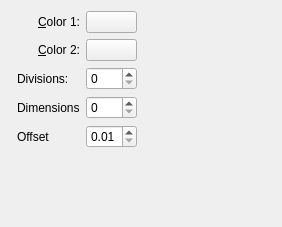
This is plugins/generators/multigridpattern/wdgmultigridpatternoptions.ui in KDE/krita as Qt 5 draws it before an edit. The edited form follows.
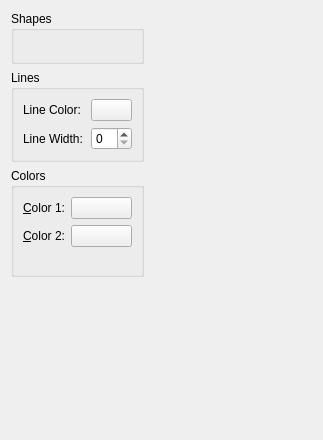
This is the edited form. Custom widgets are drawn as their Qt base class.

Commit message:
Add line width, do some cleanup, making everything configurable.
The color options still need work...

Diff of the .ui file:
```diff
--- a/plugins/generators/multigridpattern/wdgmultigridpatternoptions.ui
+++ b/plugins/generators/multigridpattern/wdgmultigridpatternoptions.ui
@@ -6,12 +6,12 @@
    <rect>
     <x>0</x>
     <y>0</y>
-    <width>282</width>
-    <height>227</height>
+    <width>323</width>
+    <height>440</height>
    </rect>
   </property>
   <layout class="QGridLayout" name="gridLayout">
-   <item row="0" column="4" rowspan="2">
+   <item row="0" column="1">
     <spacer>
      <property name="orientation">
       <enum>Qt::Horizontal</enum>
@@ -27,40 +27,25 @@
      </property>
     </spacer>
    </item>
-   <item row="0" column="0" rowspan="2" colspan="2">
-    <widget class="QLabel" name="lblColor">
-     <property name="text">
-      <string>&amp;Color 1:</string>
+   <item row="0" column="0">
+    <widget class="QGroupBox" name="groupBox_2">
+     <property name="title">
+      <string>Shapes</string>
      </property>
-     <property name="alignment">
-      <set>Qt::AlignRight|Qt::AlignTrailing|Qt::AlignVCenter</set>
-     </property>
-     <property name="buddy">
-      <cstring>bnColor1</cstring>
-     </property>
+     <layout class="QVBoxLayout" name="verticalLayout">
+      <item>
+       <widget class="KisSliderSpinBox" name="sldDimensions" native="true"/>
+      </item>
+      <item>
+       <widget class="KisSliderSpinBox" name="sldDivisions" native="true"/>
+      </item>
+      <item>
+       <widget class="KisDoubleSliderSpinBox" name="sldOffset" native="true"/>
+      </item>
+     </layout>
     </widget>
    </item>
-   <item row="3" column="1">
-    <widget class="QLabel" name="lblDivisions">
-     <property name="text">
-      <string>Divisions:</string>
-     </property>
-    </widget>
-   </item>
-   <item row="2" column="1">
-    <widget class="QLabel" name="lblColor2">
-     <property name="text">
-      <string>&amp;Color 2:</string>
-     </property>
-     <property name="alignment">
-      <set>Qt::AlignRight|Qt::AlignTrailing|Qt::AlignVCenter</set>
-     </property>
-     <property name="buddy">
-      <cstring>bnColor1</cstring>
-     </property>
-    </widget>
-   </item>
-   <item row="6" column="3">
+   <item row="3" column="0">
     <spacer>
      <property name="orientation">
       <enum>Qt::Vertical</enum>
@@ -76,53 +61,105 @@
      </property>
     </spacer>
    </item>
-   <item row="5" column="3">
-    <widget class="QDoubleSpinBox" name="spnOffset">
-     <property name="minimum">
-      <double>0.010000000000000</double>
+   <item row="2" column="0">
+    <widget class="QGroupBox" name="groupBox">
+     <property name="title">
+      <string>Colors</string>
      </property>
-     <property name="maximum">
-      <double>0.990000000000000</double>
-     </property>
-     <property name="singleStep">
-      <double>0.100000000000000</double>
-     </property>
+     <layout class="QFormLayout" name="formLayout">
+      <item row="0" column="0">
+       <widget class="QLabel" name="lblColor">
+        <property name="text">
+         <string>&amp;Color 1:</string>
+        </property>
+        <property name="alignment">
+         <set>Qt::AlignRight|Qt::AlignTrailing|Qt::AlignVCenter</set>
+        </property>
+        <property name="buddy">
+         <cstring>bnColor1</cstring>
+        </property>
+       </widget>
+      </item>
+      <item row="0" column="1">
+       <widget class="KisColorButton" name="bnColor1"/>
+      </item>
+      <item row="1" column="0">
+       <widget class="QLabel" name="lblColor2">
+        <property name="text">
+         <string>&amp;Color 2:</string>
+        </property>
+        <property name="alignment">
+         <set>Qt::AlignRight|Qt::AlignTrailing|Qt::AlignVCenter</set>
+        </property>
+        <property name="buddy">
+         <cstring>bnColor1</cstring>
+        </property>
+       </widget>
+      </item>
+      <item row="1" column="1">
+       <widget class="KisColorButton" name="bnColor2"/>
+      </item>
+      <item row="2" column="0" colspan="2">
+       <widget class="KisDoubleSliderSpinBox" name="sldColorRatio" native="true"/>
+      </item>
+      <item row="3" column="0" colspan="2">
+       <widget class="KisDoubleSliderSpinBox" name="sldColorIntersect" native="true"/>
+      </item>
+      <item row="4" column="0" colspan="2">
+       <widget class="KisDoubleSliderSpinBox" name="sldColorIndex" native="true"/>
+      </item>
+     </layout>
     </widget>
    </item>
-   <item row="2" column="3">
-    <widget class="KisColorButton" name="bnColor2"/>
-   </item>
-   <item row="3" column="3">
-    <widget class="QSpinBox" name="spnDivisions"/>
-   </item>
-   <item row="0" column="3" rowspan="2">
-    <widget class="KisColorButton" name="bnColor1"/>
-   </item>
-   <item row="4" column="3">
-    <widget class="QSpinBox" name="spnDimensions"/>
-   </item>
-   <item row="4" column="1">
-    <widget class="QLabel" name="label">
-     <property name="text">
-      <string>Dimensions</string>
+   <item row="1" column="0">
+    <widget class="QGroupBox" name="groupBox_3">
+     <property name="title">
+      <string>Lines</string>
      </property>
-    </widget>
-   </item>
-   <item row="5" column="1">
-    <widget class="QLabel" name="label_2">
-     <property name="text">
-      <string>Offset</string>
-     </property>
+     <layout class="QFormLayout" name="formLayout_3">
+      <item row="0" column="0">
+       <widget class="QLabel" name="label_3">
+        <property name="text">
+         <string>Line Color: </string>
+        </property>
+       </widget>
+      </item>
+      <item row="0" column="1">
+       <widget class="KisColorButton" name="bnLineColor"/>
+      </item>
+      <item row="1" column="0">
+       <widget class="QLabel" name="label_4">
+        <property name="text">
+         <string>Line Width:</string>
+        </property>
+       </widget>
+      </item>
+      <item row="1" column="1">
+       <widget class="QSpinBox" name="spnLineWidth"/>
+      </item>
+     </layout>
     </widget>
    </item>
   </layout>
  </widget>
  <customwidgets>
+  <customwidget>
+   <class>KisDoubleSliderSpinBox</class>
+   <extends>QWidget</extends>
+   <header>kis_slider_spin_box.h</header>
+   <container>1</container>
+  </customwidget>
   <customwidget>
    <class>KisColorButton</class>
    <extends>QPushButton</extends>
    <header>kis_color_button.h</header>
   </customwidget>
+  <customwidget>
+   <class>KisSliderSpinBox</class>
+   <extends>QWidget</extends>
+   <header location="global">kis_slider_spin_box.h</header>
+   <container>1</container>
+  </customwidget>
  </customwidgets>
  <resources/>
  <connections/>
```
The commit also changes 3 other files.
